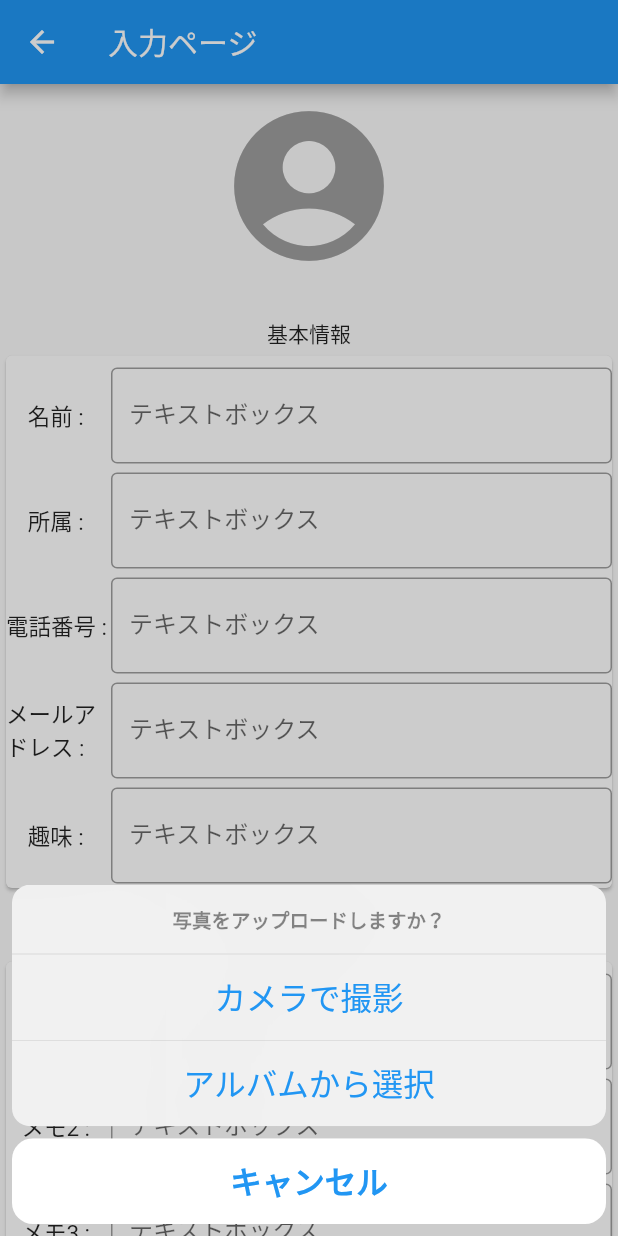
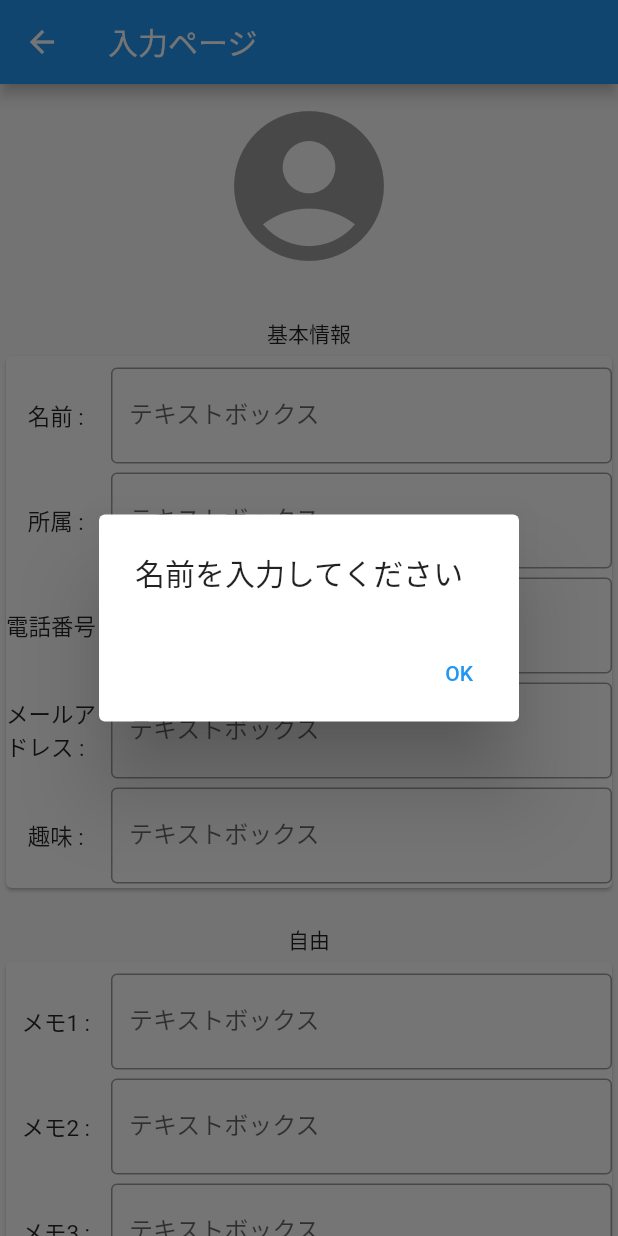
Before and after one commit to tomika7060/remake_personinfo, a Flutter app: the InputPage screen opened directly, after a tap on the "account circle" icon, on a phone screen of 412 x 824 dp. Run offline on Flutter 3.47's test engine with Material 2 defaults, Android fonts, the light colour scheme and no system bars; our stand-ins replace cloud_firestore, firebase_core, firebase_storage, flutter_native_image, flutter_riverpod, flutter_slidable and 1 more; missing offline and left inert: a package; accounts and stored records are empty.

Commit message:
画像色々

```diff
--- a/lib/inputPage/inputPageWidget.dart
+++ b/lib/inputPage/inputPageWidget.dart
@@ -7,11 +7,11 @@ import 'package:flutter_native_image/flutter_native_image.dart';
 import 'package:flutter_riverpod/flutter_riverpod.dart';
 import 'package:image_picker/image_picker.dart';
 
-final _listFirebaseProvider=ChangeNotifierProvider(
+final _listFirebaseProvider=ChangeNotifierProvider.autoDispose(
       (ref) => ListChangeFirebase(),
 );
 
-final _imageProvider=ChangeNotifierProvider(
+final _imageProvider=ChangeNotifierProvider.autoDispose(
       (ref) => ImageFunc(),
 );
 
@@ -42,6 +42,7 @@ class TextForm extends StatelessWidget{
                          ),))),
                 Flexible(
                   child: TextField(
+                    autofocus: (category=='名前') ? true:false,
                     controller: watch(_textControlProvider)
                         .getFirebaseKey()[category],
                     decoration: InputDecoration(
@@ -112,6 +113,17 @@ class ListChangeFirebase extends ChangeNotifier{
     }
   }
 
+  void storageDelete(name)async{
+    final storage = FirebaseStorage.instance;
+    storage
+        .ref()
+        .child('users')
+        .child('user[qSPMM3xhfdp3Friamfv7]')
+        .child(name)
+        .delete();
+  }
+
+
   void listAdd (Map<String, TextEditingController> map ){
 
       stream.add({
@@ -124,6 +136,7 @@ class ListChangeFirebase extends ChangeNotifier{
         'メモ2':map['メモ2'].text,
         'メモ3':map['メモ3'].text,
         'imageUrl':imageUrl,
+        'CreatedAt':Timestamp.now(),
     });
   }
   void listDelete(document){
@@ -205,8 +218,16 @@ class ImageForm extends StatelessWidget{
         icon: Icon(Icons.account_circle),
         color: Colors.grey,
         iconSize: 120.0,
-        onPressed: () {
-          watch(_imageProvider).showBottomSheet(context);
+        onPressed: () async{
+          try {
+            watch(_listFirebaseProvider).nameCheck(context.read(_textControlProvider).nameController.text);
+            watch(_imageProvider).showBottomSheet(context, context
+                .read(_textControlProvider)
+                .nameController
+                .text);
+          }catch(e){
+            watch(_imageProvider).alertFunc(context, e);
+          }
           },
       )
           : Column(
@@ -217,7 +238,15 @@ class ImageForm extends StatelessWidget{
           ClipOval(
             child: GestureDetector(
               onTap: (){
-                watch(_imageProvider).showBottomSheet(context);
+                try {
+                  watch(_listFirebaseProvider).nameCheck(context.read(_textControlProvider).nameController.text);
+                  watch(_imageProvider).showBottomSheet(context, context
+                      .read(_textControlProvider)
+                      .nameController
+                      .text);
+                }catch(e){
+                  watch(_imageProvider).alertFunc(context,e);
+                }
                 },
               child: Image.memory(
                 watch(_imageProvider)._image.readAsBytesSync(),
@@ -230,7 +259,6 @@ class ImageForm extends StatelessWidget{
         ],
       );
     }
-
     );
   }
 }
@@ -243,19 +271,44 @@ class ImageFunc extends ChangeNotifier{
   String imageName;
   final picker = ImagePicker();
 
-  Future<String> _uploadImage(_image) async {
+  dynamic alertFunc(context,e){
+    showDialog(
+        context: context,
+        builder: (BuildContext context){
+          return AlertDialog(
+            title: Text(e.toString()),
+            actions: <Widget>[
+              TextButton(
+                  onPressed: (){
+                    Navigator.pop(context);
+                  },
+                  child: Text('OK')
+              ),
+            ],
+          );
+        }
+    );
+    notifyListeners();
+  }
+
+  Future<String> _uploadImage(_image,name) async {
     if ( _image == null) {
       return '';
     }
     else {
+      if(name!='') {
         final storage = FirebaseStorage.instance;
         TaskSnapshot snapshot = await storage
             .ref()
             .child('users')
             .child('user[qSPMM3xhfdp3Friamfv7]')
+            .child(name)
             .putFile(_image);
         final String downloadUrl = await snapshot.ref.getDownloadURL();
         return downloadUrl;
+      }else{
+        throw('名前を入力してください');
+      }
     }
   }
 
@@ -297,7 +350,7 @@ class ImageFunc extends ChangeNotifier{
         );
   }
 
-  void showBottomSheet(context) async {
+  void showBottomSheet(context,name) async {
     //ボトムシートから受け取った値によって操作を変える
     final result = await showCupertinoBottomBar(context);
     File imageFile;
@@ -307,7 +360,7 @@ class ImageFunc extends ChangeNotifier{
       imageFile = await ImageUpload(ImageSource.gallery).getImageFromDevice();
     }
     _image = imageFile;
-    imageUrl= await _uploadImage(_image);
+    imageUrl= await _uploadImage(_image,name);
     print(imageUrl);
     notifyListeners();
   }
--- a/lib/personalPage/personalPageWidget.dart
+++ b/lib/personalPage/personalPageWidget.dart
@@ -42,7 +42,6 @@ class TextFormEdit extends StatelessWidget{
                       ),
                     ),
                   ] ),
-
             ],
           );
         });
@@ -174,6 +173,7 @@ class TextControlEdit extends ChangeNotifier {
         'メモ1':memo1Controller,
         'メモ2':memo2Controller,
         'メモ3':memo3Controller,
+
       };
 
 }
```
Also changed, not shown: lib/homePage/homePageWidget.dart (+9 -2 lines). Lines whose indentation alone changed are shown as unchanged.
